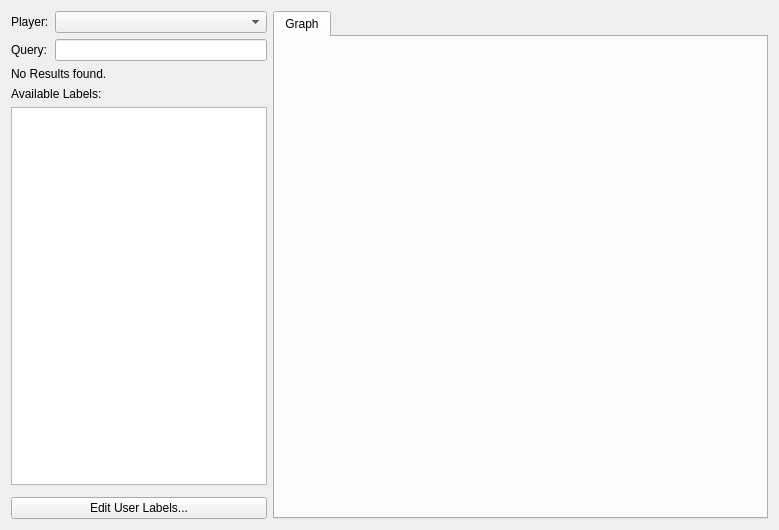
This is forms/SequenceSearchView.ui in reframedultimate/ReFramed-plugin-decision-graph as Qt 5 draws it before an edit. The edited form follows.
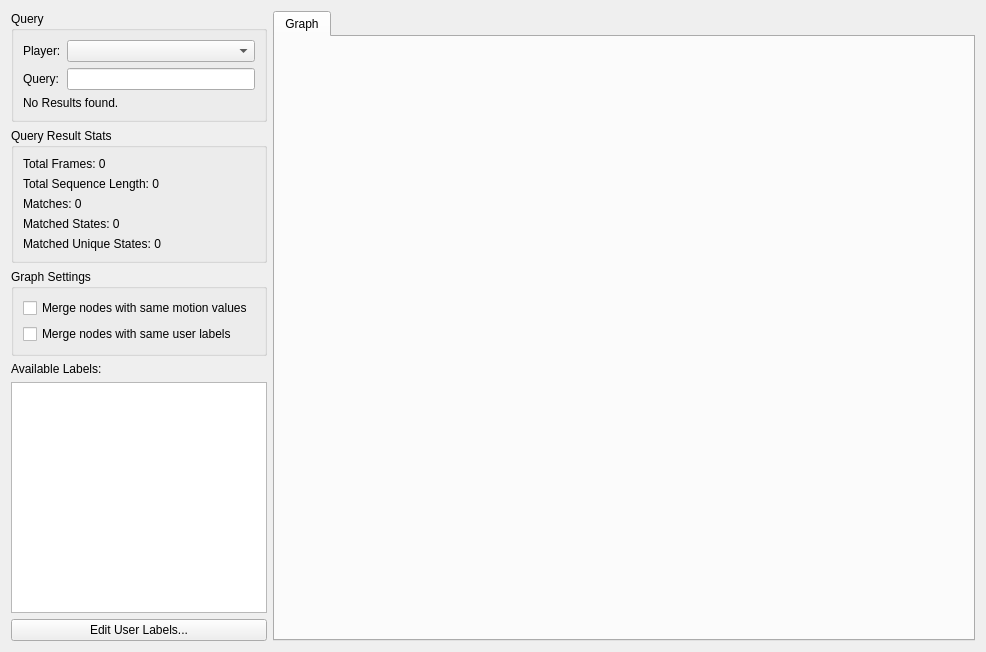
This is the edited form.

```diff
--- a/forms/SequenceSearchView.ui
+++ b/forms/SequenceSearchView.ui
@@ -6,59 +6,41 @@
    <rect>
     <x>0</x>
     <y>0</y>
-    <width>779</width>
-    <height>530</height>
+    <width>986</width>
+    <height>652</height>
    </rect>
   </property>
   <property name="windowTitle">
    <string>Form</string>
   </property>
-  <layout class="QGridLayout" name="gridLayout" columnstretch="0,0,1">
-   <item row="0" column="1">
-    <widget class="QComboBox" name="comboBox_player"/>
-   </item>
-   <item row="1" column="0">
-    <widget class="QLabel" name="label_frames">
-     <property name="text">
-      <string>Query:</string>
+  <layout class="QGridLayout" name="gridLayout_2" columnstretch="0,1">
+   <item row="2" column="0">
+    <widget class="QGroupBox" name="groupBox_2">
+     <property name="title">
+      <string>Graph Settings</string>
      </property>
+     <layout class="QVBoxLayout" name="verticalLayout">
+      <item>
+       <widget class="QCheckBox" name="checkBox_mergeMotions">
+        <property name="text">
+         <string>Merge nodes with same motion values</string>
+        </property>
+        <property name="checked">
+         <bool>false</bool>
+        </property>
+       </widget>
+      </item>
+      <item>
+       <widget class="QCheckBox" name="checkBox_mergeUserLabels">
+        <property name="text">
+         <string>Merge nodes with same user labels</string>
+        </property>
+       </widget>
+      </item>
+     </layout>
     </widget>
    </item>
-   <item row="0" column="0">
-    <widget class="QLabel" name="label">
-     <property name="text">
-      <string>Player:</string>
-     </property>
-    </widget>
-   </item>
-   <item row="3" column="0" colspan="2">
-    <widget class="QLabel" name="label_3">
-     <property name="text">
-      <string>Available Labels:</string>
-     </property>
-    </widget>
-   </item>
-   <item row="2" column="0" colspan="2">
-    <widget class="QLabel" name="label_parseError">
-     <property name="text">
-      <string>No Results found.</string>
-     </property>
-    </widget>
-   </item>
-   <item row="1" column="1">
-    <widget class="QLineEdit" name="lineEdit_query"/>
-   </item>
-   <item row="6" column="0" colspan="2">
-    <widget class="QPushButton" name="pushButton_editLabels">
-     <property name="text">
-      <string>Edit User Labels...</string>
-     </property>
-    </widget>
-   </item>
-   <item row="4" column="0" colspan="2">
-    <widget class="QTableWidget" name="tableWidget_labels"/>
-   </item>
-   <item row="0" column="2" rowspan="7">
+   <item row="0" column="1" rowspan="6">
     <widget class="QTabWidget" name="tabWidget">
      <property name="currentIndex">
       <number>0</number>
@@ -70,6 +52,103 @@
      </widget>
     </widget>
    </item>
+   <item row="4" column="0">
+    <widget class="QListWidget" name="listWidget_labels"/>
+   </item>
+   <item row="5" column="0">
+    <widget class="QPushButton" name="pushButton_editLabels">
+     <property name="text">
+      <string>Edit User Labels...</string>
+     </property>
+    </widget>
+   </item>
+   <item row="3" column="0">
+    <widget class="QLabel" name="label_3">
+     <property name="text">
+      <string>Available Labels:</string>
+     </property>
+    </widget>
+   </item>
+   <item row="0" column="0">
+    <widget class="QGroupBox" name="groupBox">
+     <property name="title">
+      <string>Query</string>
+     </property>
+     <layout class="QGridLayout" name="gridLayout">
+      <item row="1" column="1">
+       <widget class="QLineEdit" name="lineEdit_query"/>
+      </item>
+      <item row="0" column="0">
+       <widget class="QLabel" name="label">
+        <property name="text">
+         <string>Player:</string>
+        </property>
+       </widget>
+      </item>
+      <item row="1" column="0">
+       <widget class="QLabel" name="label_2">
+        <property name="text">
+         <string>Query:</string>
+        </property>
+       </widget>
+      </item>
+      <item row="2" column="0" colspan="2">
+       <widget class="QLabel" name="label_parseError">
+        <property name="text">
+         <string>No Results found.</string>
+        </property>
+       </widget>
+      </item>
+      <item row="0" column="1">
+       <widget class="QComboBox" name="comboBox_player"/>
+      </item>
+     </layout>
+    </widget>
+   </item>
+   <item row="1" column="0">
+    <widget class="QGroupBox" name="groupBox_3">
+     <property name="title">
+      <string>Query Result Stats</string>
+     </property>
+     <layout class="QVBoxLayout" name="verticalLayout_2">
+      <item>
+       <widget class="QLabel" name="label_frames">
+        <property name="text">
+         <string>Total Frames: 0</string>
+        </property>
+       </widget>
+      </item>
+      <item>
+       <widget class="QLabel" name="label_sequenceLength">
+        <property name="text">
+         <string>Total Sequence Length: 0</string>
+        </property>
+       </widget>
+      </item>
+      <item>
+       <widget class="QLabel" name="label_matches">
+        <property name="text">
+         <string>Matches: 0</string>
+        </property>
+       </widget>
+      </item>
+      <item>
+       <widget class="QLabel" name="label_matchedStates">
+        <property name="text">
+         <string>Matched States: 0</string>
+        </property>
+       </widget>
+      </item>
+      <item>
+       <widget class="QLabel" name="label_matchedUniqueStates">
+        <property name="text">
+         <string>Matched Unique States: 0</string>
+        </property>
+       </widget>
+      </item>
+     </layout>
+    </widget>
+   </item>
   </layout>
  </widget>
  <resources/>
```
